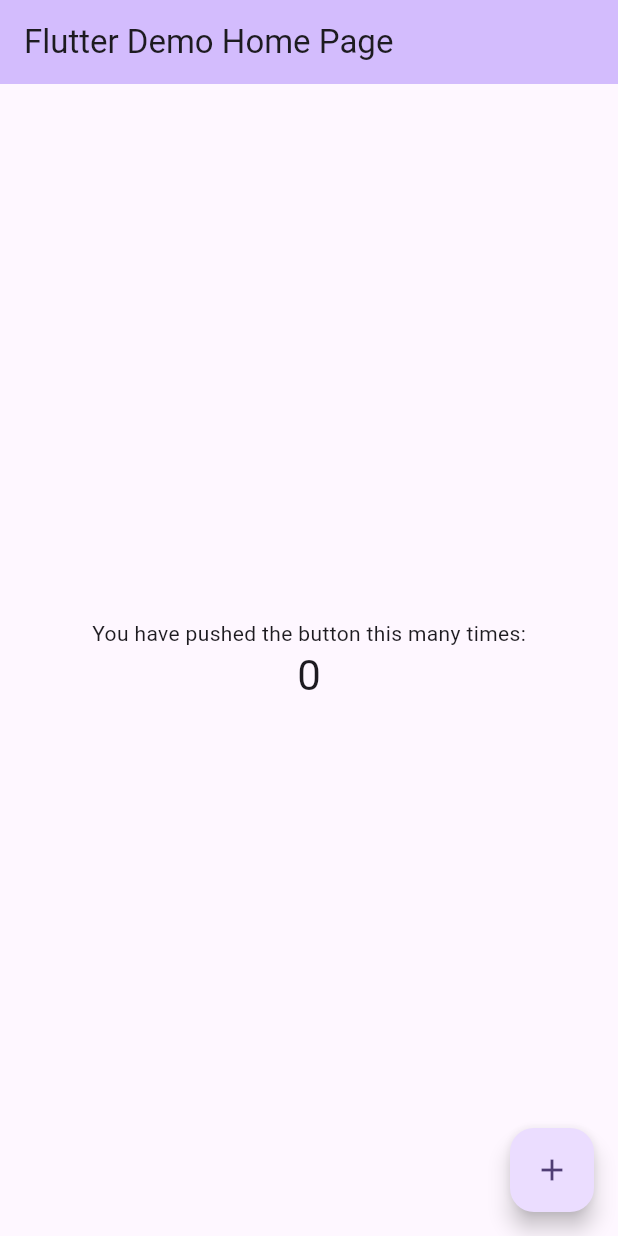
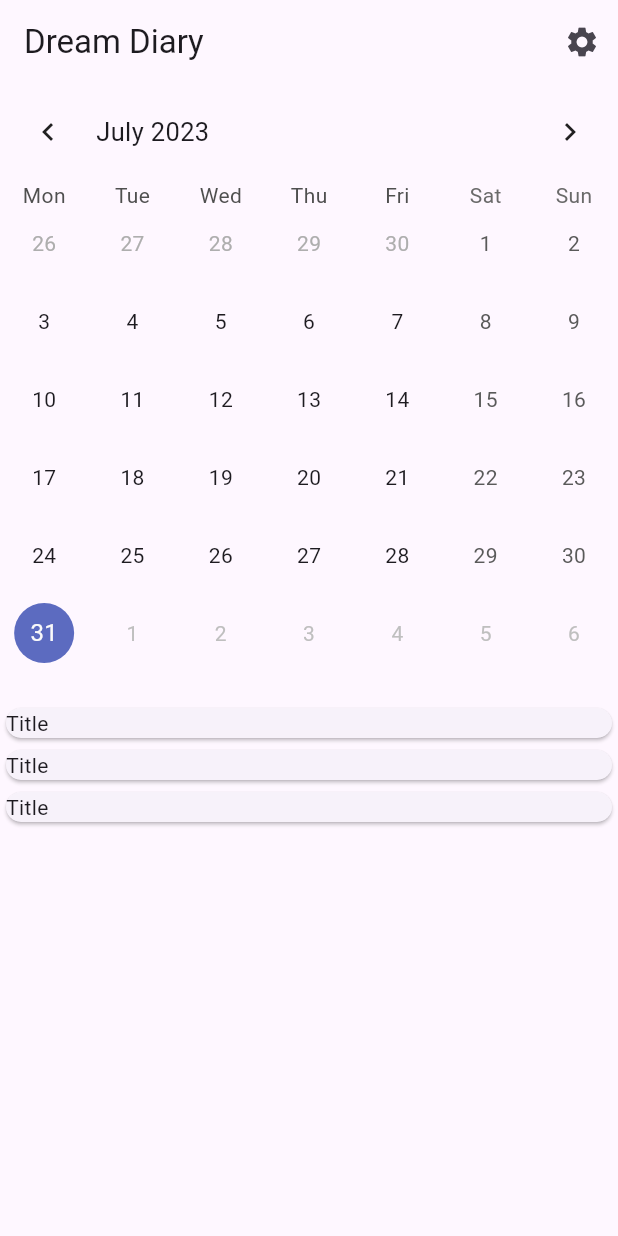
Before and after one commit to alexS317/dream_diary, a Flutter app: the screen it shows after launch, on a phone screen of 412 x 824 dp. Run offline on Flutter 3.47's test engine with Material 2 defaults, Android fonts, the light colour scheme and no system bars; drawn by our look-alikes of table_calendar.

Commit message:
Add basic calendar layout

```diff
--- a/lib/main.dart
+++ b/lib/main.dart
@@ -1,3 +1,4 @@
+import 'package:dream_diary/screens/calendar_screen.dart';
 import 'package:flutter/material.dart';
 
 void main() {
@@ -13,113 +14,10 @@ class MyApp extends StatelessWidget {
     return MaterialApp(
       title: 'Flutter Demo',
       theme: ThemeData(
-        // This is the theme of your application.
-        //
-        // TRY THIS: Try running your application with "flutter run". You'll see
-        // the application has a blue toolbar. Then, without quitting the app,
-        // try changing the seedColor in the colorScheme below to Colors.green
-        // and then invoke "hot reload" (save your changes or press the "hot
-        // reload" button in a Flutter-supported IDE, or press "r" if you used
-        // the command line to start the app).
-        //
-        // Notice that the counter didn't reset back to zero; the application
-        // state is not lost during the reload. To reset the state, use hot
-        // restart instead.
-        //
-        // This works for code too, not just values: Most code changes can be
-        // tested with just a hot reload.
-        colorScheme: ColorScheme.fromSeed(seedColor: Colors.deepPurple),
+        // colorScheme: ColorScheme.fromSeed(seedColor: Colors.deepPurple),
         useMaterial3: true,
       ),
-      home: const MyHomePage(title: 'Flutter Demo Home Page'),
+      home: const CalendarScreen(),
     );
   }
 }
-
-class MyHomePage extends StatefulWidget {
-  const MyHomePage({super.key, required this.title});
-
-  // This widget is the home page of your application. It is stateful, meaning
-  // that it has a State object (defined below) that contains fields that affect
-  // how it looks.
-
-  // This class is the configuration for the state. It holds the values (in this
-  // case the title) provided by the parent (in this case the App widget) and
-  // used by the build method of the State. Fields in a Widget subclass are
-  // always marked "final".
-
-  final String title;
-
-  @override
-  State<MyHomePage> createState() => _MyHomePageState();
-}
-
-class _MyHomePageState extends State<MyHomePage> {
-  int _counter = 0;
-
-  void _incrementCounter() {
-    setState(() {
-      // This call to setState tells the Flutter framework that something has
-      // changed in this State, which causes it to rerun the build method below
-      // so that the display can reflect the updated values. If we changed
-      // _counter without calling setState(), then the build method would not be
-      // called again, and so nothing would appear to happen.
-      _counter++;
-    });
-  }
-
-  @override
-  Widget build(BuildContext context) {
-    // This method is rerun every time setState is called, for instance as done
-    // by the _incrementCounter method above.
-    //
-    // The Flutter framework has been optimized to make rerunning build methods
-    // fast, so that you can just rebuild anything that needs updating rather
-    // than having to individually change instances of widgets.
-    return Scaffold(
-      appBar: AppBar(
-        // TRY THIS: Try changing the color here to a specific color (to
-        // Colors.amber, perhaps?) and trigger a hot reload to see the AppBar
-        // change color while the other colors stay the same.
-        backgroundColor: Theme.of(context).colorScheme.inversePrimary,
-        // Here we take the value from the MyHomePage object that was created by
-        // the App.build method, and use it to set our appbar title.
-        title: Text(widget.title),
-      ),
-      body: Center(
-        // Center is a layout widget. It takes a single child and positions it
-        // in the middle of the parent.
-        child: Column(
-          // Column is also a layout widget. It takes a list of children and
-          // arranges them vertically. By default, it sizes itself to fit its
-          // children horizontally, and tries to be as tall as its parent.
-          //
-          // Column has various properties to control how it sizes itself and
-          // how it positions its children. Here we use mainAxisAlignment to
-          // center the children vertically; the main axis here is the vertical
-          // axis because Columns are vertical (the cross axis would be
-          // horizontal).
-          //
-          // TRY THIS: Invoke "debug painting" (choose the "Toggle Debug Paint"
-          // action in the IDE, or press "p" in the console), to see the
-          // wireframe for each widget.
-          mainAxisAlignment: MainAxisAlignment.center,
-          children: <Widget>[
-            const Text(
-              'You have pushed the button this many times:',
-            ),
-            Text(
-              '$_counter',
-              style: Theme.of(context).textTheme.headlineMedium,
-            ),
-          ],
-        ),
-      ),
-      floatingActionButton: FloatingActionButton(
-        onPressed: _incrementCounter,
-        tooltip: 'Increment',
-        child: const Icon(Icons.add),
-      ), // This trailing comma makes auto-formatting nicer for build methods.
-    );
-  }
-}
--- /dev/null
+++ b/lib/models/dream.dart
@@ -0,0 +1,16 @@
+enum DreamType { lucid, halfLucid, nonLucid }
+
+class Dream {
+  Dream({
+    this.title,
+    required this.description,
+    required this.dreamType,
+    String? date,
+  }) : date = date ?? DateTime.now().toIso8601String();
+  // ^ Set current date as date, if there isn't a date yet
+
+  final String? title;
+  final String description;
+  final DreamType dreamType;
+  final String date;
+}
--- /dev/null
+++ b/lib/screens/calendar_screen.dart
@@ -0,0 +1,29 @@
+import 'package:dream_diary/widgets/calendar.dart';
+import 'package:dream_diary/widgets/dreams_list.dart';
+import 'package:flutter/material.dart';
+
+class CalendarScreen extends StatelessWidget {
+  const CalendarScreen({super.key});
+
+  @override
+  Widget build(BuildContext context) {
+    return Scaffold(
+      appBar: AppBar(
+        title: const Text('Dream Diary'),
+        actions: [
+          IconButton(
+            onPressed: () {},
+            icon: const Icon(Icons.settings),
+          ),
+        ],
+      ),
+      body: const Column(
+        children: [
+          Calendar(),
+          SizedBox(height: 20),
+          DreamsList(),
+        ],
+      ),
+    );
+  }
+}
--- /dev/null
+++ b/lib/widgets/calendar.dart
@@ -0,0 +1,44 @@
+import 'package:flutter/material.dart';
+import 'package:table_calendar/table_calendar.dart';
+
+class Calendar extends StatefulWidget {
+  const Calendar({super.key});
+
+  @override
+  State<Calendar> createState() => _CalendarState();
+}
+
+class _CalendarState extends State<Calendar> {
+  DateTime _focusedDay = DateTime.now();
+  DateTime? _selectedDay;
+
+  // List<String> _showDreamsForDay(DateTime day) {
+  //   return
+  // }
+
+  @override
+  void initState() {
+    super.initState();
+    _selectedDay = _focusedDay;
+  }
+
+  @override
+  Widget build(BuildContext context) {
+    return TableCalendar(
+      focusedDay: _focusedDay,
+      firstDay: DateTime(DateTime.now().year - 10),
+      lastDay: DateTime.now(),
+      availableCalendarFormats: const {CalendarFormat.month: 'Month'},
+      startingDayOfWeek: StartingDayOfWeek.monday,
+      selectedDayPredicate: (day) {
+        return isSameDay(_selectedDay, day);
+      },
+      onDaySelected: (selectedDay, focusedDay) {
+        setState(() {
+          _selectedDay = selectedDay;
+          _focusedDay = focusedDay;
+        });
+      },
+    );
+  }
+}
--- /dev/null
+++ b/lib/widgets/dreams_list.dart
@@ -0,0 +1,18 @@
+import 'package:flutter/material.dart';
+
+class DreamsList extends StatelessWidget {
+  const DreamsList({super.key});
+
+  @override
+  Widget build(BuildContext context) {
+    return Expanded(
+      child: ListView.builder(
+          itemCount: 3,
+          itemBuilder: ((context, index) {
+            return Card(
+              child: Text('Title'),
+            );
+          })),
+    );
+  }
+}
--- a/pubspec.yaml
+++ b/pubspec.yaml
@@ -35,6 +35,7 @@ dependencies:
   # The following adds the Cupertino Icons font to your application.
   # Use with the CupertinoIcons class for iOS style icons.
   cupertino_icons: ^1.0.2
+  table_calendar: ^3.0.9
 
 dev_dependencies:
   flutter_test:
```
Also changed, not shown: pubspec.lock.
